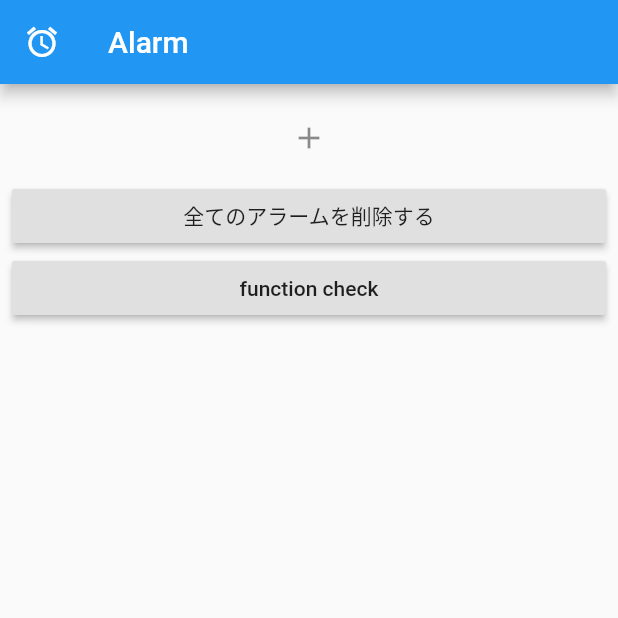
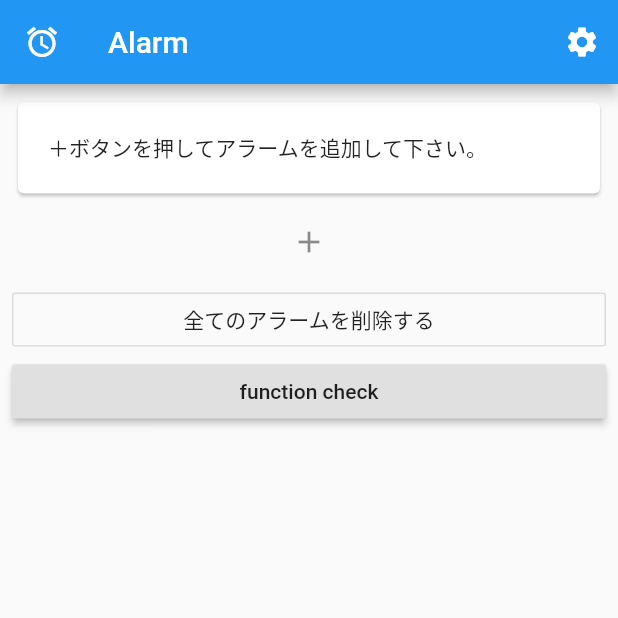
Before and after one commit to niohx/alarm, a Flutter app: the screen it shows after launch, on a phone screen of 412 x 824 dp, the top half of it. Run offline on Flutter 3.47's test engine with Material 2 defaults, Android fonts, the phone set to English and light mode, and no system bars; our stand-ins replace flutter_hooks, flutter_riverpod, flutter_time_picker_spinner, freezed_annotation, hooks_riverpod, riverpod and 1 more; missing offline and left inert: android_alarm_manager, android_intent, flutter_ringtone_player, receive_sharing_intent; generated files the repository leaves out were written again.

```diff
--- a/lib/widget/alarm.dart
+++ b/lib/widget/alarm.dart
@@ -49,11 +49,25 @@ class MyAlarm extends HookWidget {
         ;
       },
       child: Scaffold(
-        appBar: myappbar(),
+        appBar: AppBar(
+          leading: Icon(Icons.alarm),
+          title: Text('Alarm'),
+          actions: [
+            IconButton(
+              icon: Icon(Icons.settings),
+              onPressed: () => _showAlertDialog(context),
+            )
+          ],
+        ),
         body: Center(
           child: ListView(
             padding: const EdgeInsets.all(8),
             children: <Widget>[
+              Card(
+                child: Container(
+                    margin: EdgeInsets.all(20),
+                    child: Text('＋ボタンを押してアラームを追加して下さい。')),
+              ),
               for (var i = 0; i < _alarms.length; i++)
                 Card(
                     child: ListTile(
@@ -94,7 +108,7 @@ class MyAlarm extends HookWidget {
                         .read(alarmListProvider)
                         .addAlarm(_alarms.length + 1);
                   }),
-              RaisedButton(
+              OutlineButton(
                 onPressed: () {
                   context.read(alarmListProvider).clearAllAlarm();
                   //_alarm.reservedClearAlarm();
@@ -102,11 +116,25 @@ class MyAlarm extends HookWidget {
                 child: Text('全てのアラームを削除する'),
               ),
               RaisedButton(
-                onPressed: () async {
+                onPressed: () async {},
+                child: Text('function check'),
+              )
+            ],
+          ),
+        ),
+      ),
+    );
+  }
+
+  String toFormatedTime(String time) {
+    var formatter = DateFormat('H:mm');
+    return formatter.format(DateTime.parse(time));
+  }
+
+  void _showAlertDialog(BuildContext context) async {
     DateTime _time;
     DateTime resetTime;
-                  SharedPreferences prefs =
-                      await SharedPreferences.getInstance();
+    SharedPreferences prefs = await SharedPreferences.getInstance();
     if (prefs.containsKey('resetTime')) {
       _time = DateTime.parse(prefs.getString('resetTime'));
     } else {
@@ -152,18 +180,5 @@ class MyAlarm extends HookWidget {
             ],
           );
         });
-                },
-                child: Text('function check'),
-              )
-            ],
-          ),
-        ),
-      ),
-    );
-  }
-
-  String toFormatedTime(String time) {
-    var formatter = DateFormat('H:mm');
-    return formatter.format(DateTime.parse(time));
   }
 }
```
Also changed, not shown: lib/model/alarm.dart (+18 -7 lines). Lines whose indentation alone changed are shown as unchanged.
